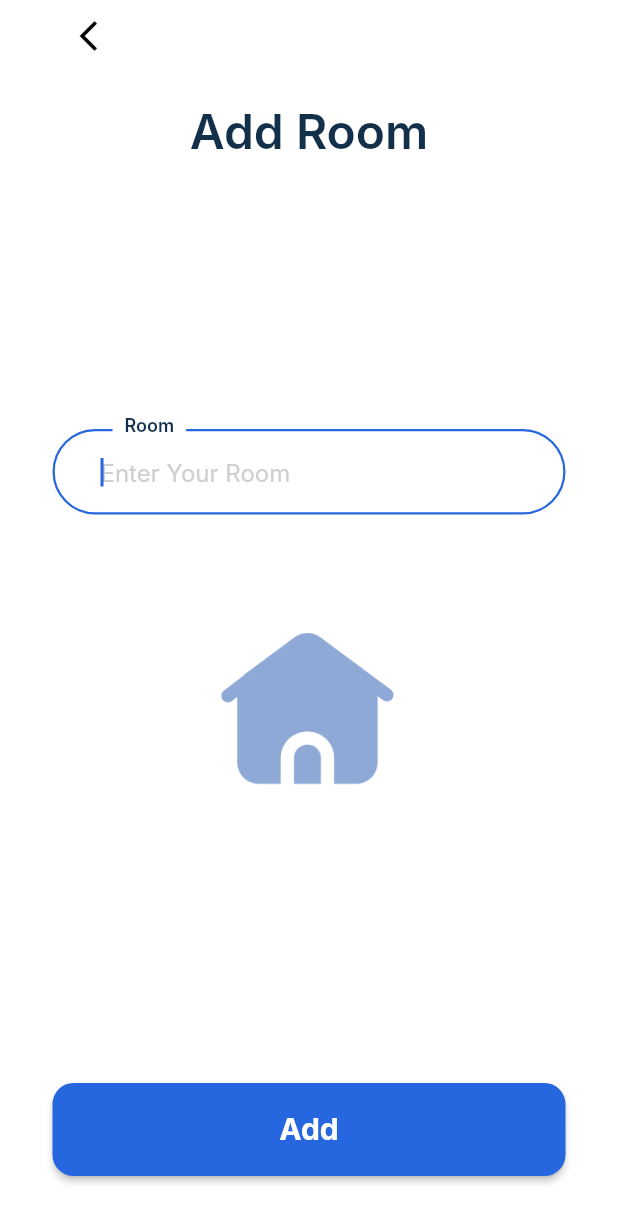
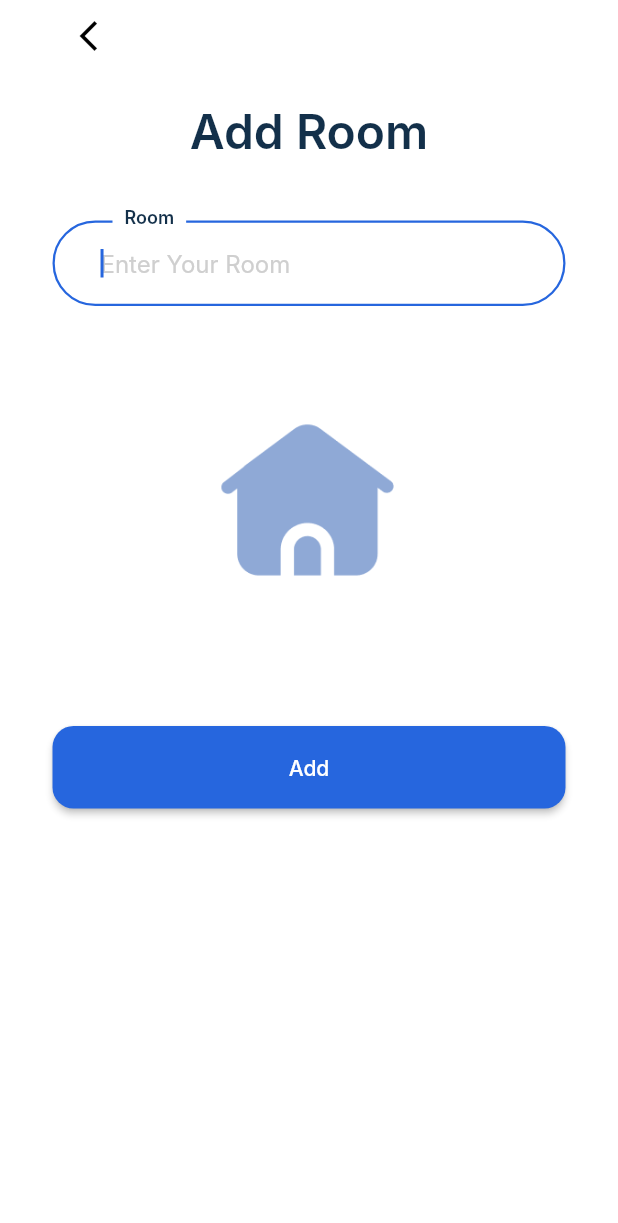
Before and after one commit to vuongcris4/home-electronics-management, a Flutter app: the AddRoomScreen screen opened by its route, on a phone screen of 412 x 824 dp. Shown: the top 1223 px of the screen. Run offline on Flutter 3.47's test engine with Material 3 defaults, Android fonts, the light colour scheme and no system bars; our stand-ins replace dartz, dio, equatable, flutter_secure_storage, flutter_svg, get_it and 2 more; accounts and stored records are empty; Roboto replaces fonts that are missing (Inter).

Commit message:
Sửa lỗi căn giữa, lỗi hiển thị sọc đen vàng trong add room

```diff
--- a/lib/presentation/screens/account.dart
+++ b/lib/presentation/screens/account.dart
@@ -217,6 +217,12 @@ class _ProfileScreenState extends State<ProfileScreen> {
         Row(
           mainAxisAlignment: MainAxisAlignment.center,
           children: [
+            // 1. KHOẢNG TRỐNG VÔ HÌNH (BÊN TRÁI)
+            // Kích thước 48.0 là kích thước chạm chuẩn của IconButton
+            // Nó sẽ cân bằng với IconButton thật ở bên phải
+            const SizedBox(width: 48.0),
+
+            // 2. TÊN CỦA BẠN (GIỜ SẼ Ở GIỮA)
             Text(
               user.name,
               textAlign: TextAlign.center,
@@ -227,6 +233,8 @@ class _ProfileScreenState extends State<ProfileScreen> {
                 fontWeight: FontWeight.w600,
               ),
             ),
+
+            // 3. NÚT EDIT THẬT (BÊN PHẢI)
             IconButton(
               icon: const Icon(Icons.edit, size: 20, color: kTextColor),
               onPressed: () => _showEditProfileDialog(context, authProvider),
--- a/lib/presentation/screens/add_room_screen.dart
+++ b/lib/presentation/screens/add_room_screen.dart
@@ -57,6 +57,8 @@ class _AddRoomScreenState extends State<AddRoomScreen> {
     return Scaffold(
       backgroundColor: Colors.white,
       body: SafeArea(
+        // ================== SỬA 1: BỌC BẰNG SingleChildScrollView ==================
+        child: SingleChildScrollView(
           child: Padding(
             padding: const EdgeInsets.fromLTRB(35.0, 0, 35.0, 40.0),
             child: Column(
@@ -65,8 +67,8 @@ class _AddRoomScreenState extends State<AddRoomScreen> {
                 Align(
                   alignment: Alignment.centerLeft,
                   child: IconButton(
-                  icon:
-                      const Icon(Icons.arrow_back_ios_new, color: Colors.black),
+                    icon: const Icon(Icons.arrow_back_ios_new,
+                        color: Colors.black),
                     onPressed: () => Navigator.of(context).pop(),
                   ),
                 ),
@@ -75,15 +77,16 @@ class _AddRoomScreenState extends State<AddRoomScreen> {
                   'Add Room',
                   textAlign: TextAlign.center,
                   style: TextStyle(
-                  // --- SỬA 1: Dùng màu chữ đã định nghĩa ---
                     color: kLabelColor,
                     fontSize: 32,
                     fontFamily: 'Inter',
                     fontWeight: FontWeight.w600,
                   ),
                 ),
-              // --- SỬA 2: Dùng Spacer để đẩy nội dung vào giữa ---
-              const Spacer(),
+
+                // ================== SỬA 2: THAY THẾ Spacer ==================
+                // Đã xóa "const Spacer()"
+                const SizedBox(height: 40), // Thêm khoảng cách cố định
 
                 _CustomTextField(
                   label: 'Room',
@@ -92,15 +95,15 @@ class _AddRoomScreenState extends State<AddRoomScreen> {
                 ),
                 const SizedBox(height: 60),
 
-              // --- SỬA 3: Cập nhật đường dẫn và màu sắc icon ---
                 Image.asset(
-                'assets/icons/Home1.png', // Hãy chắc chắn đường dẫn này đúng
+                  'assets/icons/Home1.png',
                   height: 140,
-                color: const Color(0xFF8FA9D6), // Màu xanh nhạt chính xác
+                  color: const Color(0xFF8FA9D6),
                 ),
 
-              // --- SỬA 4: Dùng Spacer để đẩy nút xuống dưới cùng ---
-              const Spacer(),
+                // ================== SỬA 3: THAY THẾ Spacer ==================
+                // Đã xóa "const Spacer()"
+                const SizedBox(height: 80), // Thêm khoảng cách cố định
 
                 ElevatedButton(
                   onPressed: isLoading ? null : _addRoom,
@@ -113,25 +116,17 @@ class _AddRoomScreenState extends State<AddRoomScreen> {
                   ),
                   child: isLoading
                       ? const SizedBox(
-                        height: 24,
-                        width: 24,
-                        child: CircularProgressIndicator(
-                          color: Colors.white,
-                          strokeWidth: 3,
-                        ),
+                    // ... (CircularProgressIndicator)
                   )
                       : const Text(
-                        // --- SỬA 5: Đổi chữ trên nút ---
                     'Add',
                     style: TextStyle(
-                          color: Colors.white,
-                          fontSize: 20,
-                          fontFamily: 'Inter',
-                          fontWeight: FontWeight.w700,
+                      // ... (text style)
                     ),
                   ),
                 ),
               ],
+            ),
           ),
         ),
       ),
```
Lines whose indentation alone changed are shown as unchanged.
